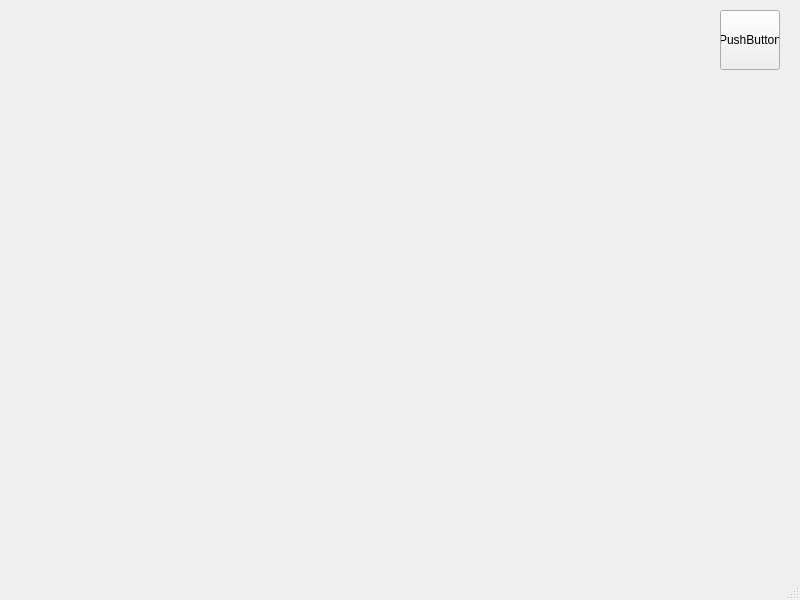
DoritosLover1/OnlineFoodServiceApplication, file mainwindow.ui: the form before one commit.
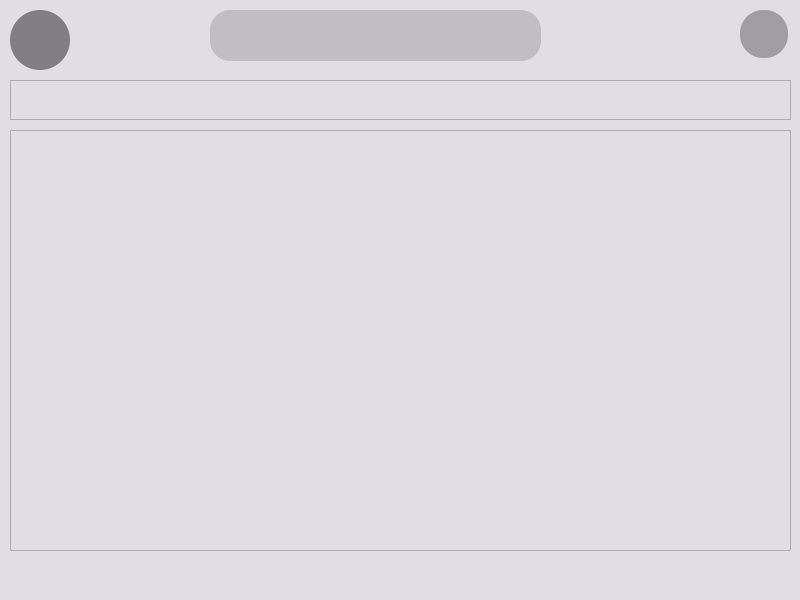
The form after the commit. Icons and pictures are not drawn.

Commit message: Setting, Account, Search design completed(partially)

```diff
--- a/mainwindow.ui
+++ b/mainwindow.ui
@@ -10,20 +10,19 @@
     <height>600</height>
    </rect>
   </property>
-  <property name="sizePolicy">
-   <sizepolicy hsizetype="Fixed" vsizetype="Fixed">
-    <horstretch>0</horstretch>
-    <verstretch>0</verstretch>
-   </sizepolicy>
-  </property>
   <property name="windowTitle">
    <string>MainWindow</string>
   </property>
+  <property name="styleSheet">
+   <string notr="true">QWidget{
+	background-color: #E0DEE4;
+}</string>
+  </property>
   <widget class="QWidget" name="centralwidget">
-   <widget class="QPushButton" name="pushButton">
+   <widget class="QPushButton" name="accountButton">
     <property name="geometry">
      <rect>
-      <x>720</x>
+      <x>10</x>
       <y>10</y>
       <width>60</width>
       <height>60</height>
@@ -35,9 +34,226 @@
       <verstretch>0</verstretch>
      </sizepolicy>
     </property>
+    <property name="styleSheet">
+     <string notr="true">QPushButton{
+	background-color: #807E84;
+	border-width: 1px;
+	border-radius: 30px;
+	border-color: #807E84;
+}
+QPushButton:hover{
+	  background: qlineargradient(x1: 0, y1: 0, x2: 0, y2: 1,
+														 stop: 1.0 #A09EA4);
+}</string>
+    </property>
     <property name="text">
-     <string>PushButton</string>
+     <string/>
     </property>
+    <property name="icon">
+     <iconset>
+      <normalon>:/resources/images/icons/smile-beam.png</normalon>
+     </iconset>
+    </property>
+    <property name="iconSize">
+     <size>
+      <width>30</width>
+      <height>30</height>
+     </size>
+    </property>
+   </widget>
+   <widget class="QPushButton" name="settingButton">
+    <property name="geometry">
+     <rect>
+      <x>740</x>
+      <y>10</y>
+      <width>48</width>
+      <height>48</height>
+     </rect>
+    </property>
+    <property name="styleSheet">
+     <string notr="true">QPushButton{
+	background-color: #A09EA4;
+	border-width: 1px;
+	border-radius: 23px;
+	border-color: #A09EA4;
+}
+QPushButton:hover{
+     background: qlineargradient(x1: 0, y1: 0, x2: 0, y2: 1,
+                                 stop: 1.0 #C0BEC4);
+}</string>
+    </property>
+    <property name="text">
+     <string/>
+    </property>
+    <property name="icon">
+     <iconset>
+      <normalon>:/resources/images/icons/setting.png</normalon>
+     </iconset>
+    </property>
+    <property name="iconSize">
+     <size>
+      <width>30</width>
+      <height>20</height>
+     </size>
+    </property>
+   </widget>
+   <widget class="QFrame" name="frame">
+    <property name="enabled">
+     <bool>true</bool>
+    </property>
+    <property name="geometry">
+     <rect>
+      <x>210</x>
+      <y>0</y>
+      <width>380</width>
+      <height>70</height>
+     </rect>
+    </property>
+    <property name="frameShape">
+     <enum>QFrame::Shape::NoFrame</enum>
+    </property>
+    <property name="frameShadow">
+     <enum>QFrame::Shadow::Raised</enum>
+    </property>
+    <property name="lineWidth">
+     <number>0</number>
+    </property>
+    <widget class="QLineEdit" name="searchTextArea">
+     <property name="geometry">
+      <rect>
+       <x>0</x>
+       <y>10</y>
+       <width>331</width>
+       <height>51</height>
+      </rect>
+     </property>
+     <property name="styleSheet">
+      <string notr="true">QLineEdit{
+	border-radius: 20px;
+	background-color: #C0BEC4;
+	border-color: #C0BEC4;
+}
+QLineEdit:hover{
+	selection-background-color:  #E0DEE4;
+}</string>
+     </property>
+    </widget>
+    <widget class="QPushButton" name="pushButton">
+     <property name="geometry">
+      <rect>
+       <x>330</x>
+       <y>10</y>
+       <width>41</width>
+       <height>51</height>
+      </rect>
+     </property>
+     <property name="styleSheet">
+      <string notr="true">QPushButton{
+	border-radius: 20px;
+	background-color:  none;
+	border-color: #C0BEC4;
+}
+QPushButton:hover{
+	background: qlineargradient(x1: 0, y1: 0, x2: 0, y2: 1,
+														stop: 0.3  #C0BEC4);
+}
+</string>
+     </property>
+     <property name="text">
+      <string/>
+     </property>
+     <property name="icon">
+      <iconset>
+       <normalon>:/resources/images/icons/search.png</normalon>
+      </iconset>
+     </property>
+     <property name="iconSize">
+      <size>
+       <width>25</width>
+       <height>25</height>
+      </size>
+     </property>
+    </widget>
+   </widget>
+   <widget class="QScrollArea" name="menuScroll">
+    <property name="geometry">
+     <rect>
+      <x>10</x>
+      <y>80</y>
+      <width>781</width>
+      <height>40</height>
+     </rect>
+    </property>
+    <property name="sizePolicy">
+     <sizepolicy hsizetype="Expanding" vsizetype="Fixed">
+      <horstretch>0</horstretch>
+      <verstretch>0</verstretch>
+     </sizepolicy>
+    </property>
+    <property name="layoutDirection">
+     <enum>Qt::LayoutDirection::LeftToRight</enum>
+    </property>
+    <property name="verticalScrollBarPolicy">
+     <enum>Qt::ScrollBarPolicy::ScrollBarAlwaysOff</enum>
+    </property>
+    <property name="horizontalScrollBarPolicy">
+     <enum>Qt::ScrollBarPolicy::ScrollBarAsNeeded</enum>
+    </property>
+    <property name="widgetResizable">
+     <bool>false</bool>
+    </property>
+    <property name="alignment">
+     <set>Qt::AlignmentFlag::AlignRight|Qt::AlignmentFlag::AlignTrailing|Qt::AlignmentFlag::AlignVCenter</set>
+    </property>
+    <widget class="QWidget" name="scrollAreaWidgetContents">
+     <property name="geometry">
+      <rect>
+       <x>0</x>
+       <y>0</y>
+       <width>779</width>
+       <height>39</height>
+      </rect>
+     </property>
+     <property name="sizePolicy">
+      <sizepolicy hsizetype="Expanding" vsizetype="Preferred">
+       <horstretch>0</horstretch>
+       <verstretch>0</verstretch>
+      </sizepolicy>
+     </property>
+     <widget class="QWidget" name="menuScrollContainer" native="true">
+      <property name="geometry">
+       <rect>
+        <x>0</x>
+        <y>0</y>
+        <width>781</width>
+        <height>31</height>
+       </rect>
+      </property>
+     </widget>
+    </widget>
+   </widget>
+   <widget class="QScrollArea" name="scrollArea_2">
+    <property name="geometry">
+     <rect>
+      <x>10</x>
+      <y>130</y>
+      <width>781</width>
+      <height>421</height>
+     </rect>
+    </property>
+    <property name="widgetResizable">
+     <bool>true</bool>
+    </property>
+    <widget class="QWidget" name="scrollAreaWidgetContents_2">
+     <property name="geometry">
+      <rect>
+       <x>0</x>
+       <y>0</y>
+       <width>779</width>
+       <height>419</height>
+      </rect>
+     </property>
+    </widget>
    </widget>
   </widget>
   <widget class="QMenuBar" name="menubar">
```
The commit also changes 6 other files.
